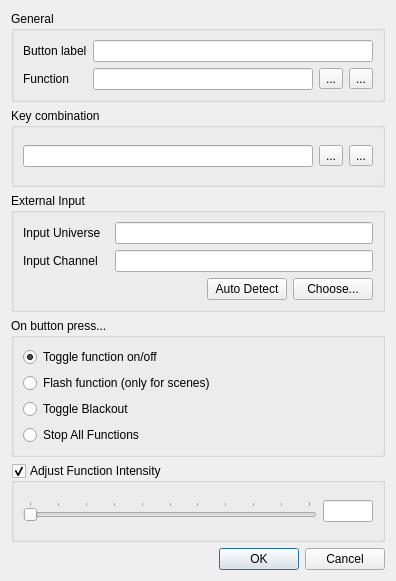
Above: trunk/ui/src/vcbuttonproperties.ui from Bondzio/qlc before the change. Below: the same form after it.
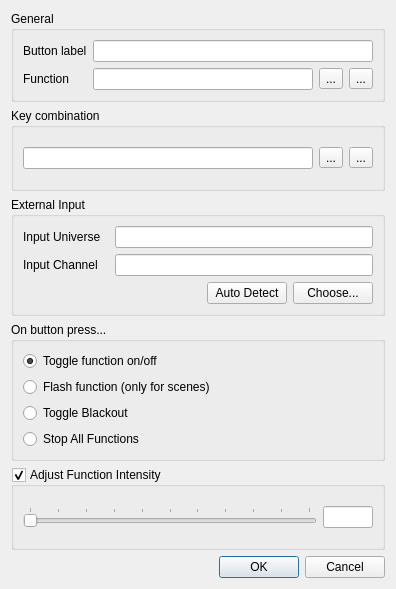
That is the form after the change. Icons and pictures are not drawn.

What changed in the file:
```diff
--- a/trunk/ui/src/vcbuttonproperties.ui
+++ b/trunk/ui/src/vcbuttonproperties.ui
@@ -7,7 +7,7 @@
     <x>0</x>
     <y>0</y>
     <width>396</width>
-    <height>581</height>
+    <height>589</height>
    </rect>
   </property>
   <property name="windowTitle">
@@ -124,8 +124,8 @@
         </property>
         <property name="iconSize">
          <size>
-          <width>26</width>
-          <height>26</height>
+          <width>32</width>
+          <height>32</height>
          </size>
         </property>
        </widget>
@@ -144,8 +144,8 @@
         </property>
         <property name="iconSize">
          <size>
-          <width>26</width>
-          <height>26</height>
+          <width>32</width>
+          <height>32</height>
          </size>
         </property>
        </widget>
```
Left out of the diff: 8 changed lines with no effect on the pictures.
